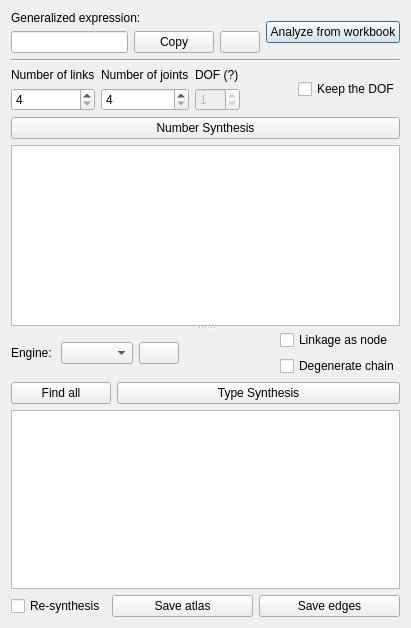
Before: the Qt Designer form core/synthesis/NumberAndTypeSynthesis/Permutations.ui in KmolYuan/Pyslvs-UI, drawn with Qt 5.
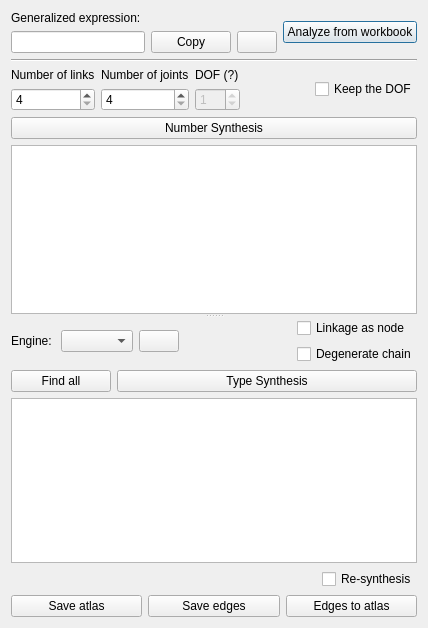
After: the same form once the commit is applied. Icons and pictures are not drawn.

Commit message: Edges to atlas function.

```diff
--- a/core/synthesis/NumberAndTypeSynthesis/Permutations.ui
+++ b/core/synthesis/NumberAndTypeSynthesis/Permutations.ui
@@ -6,7 +6,7 @@
    <rect>
     <x>0</x>
     <y>0</y>
-    <width>411</width>
+    <width>428</width>
     <height>628</height>
    </rect>
   </property>
@@ -308,20 +308,31 @@
         </widget>
        </item>
        <item>
-        <layout class="QHBoxLayout" name="horizontalLayout_6">
+        <layout class="QHBoxLayout" name="horizontalLayout_7">
+         <item>
+          <spacer name="horizontalSpacer_3">
+           <property name="orientation">
+            <enum>Qt::Horizontal</enum>
+           </property>
+           <property name="sizeHint" stdset="0">
+            <size>
+             <width>40</width>
+             <height>20</height>
+            </size>
+           </property>
+          </spacer>
+         </item>
          <item>
           <widget class="QCheckBox" name="save_edges_auto">
-           <property name="sizePolicy">
-            <sizepolicy hsizetype="Fixed" vsizetype="Fixed">
-             <horstretch>0</horstretch>
-             <verstretch>0</verstretch>
-            </sizepolicy>
-           </property>
            <property name="text">
             <string>Re-synthesis</string>
            </property>
           </widget>
          </item>
+        </layout>
+       </item>
+       <item>
+        <layout class="QHBoxLayout" name="horizontalLayout_6">
          <item>
           <widget class="QPushButton" name="save_atlas">
            <property name="text">
@@ -344,6 +355,17 @@
            </property>
           </widget>
          </item>
+         <item>
+          <widget class="QPushButton" name="Edges_to_altas">
+           <property name="text">
+            <string>Edges to atlas</string>
+           </property>
+           <property name="icon">
+            <iconset resource="../../../icons.qrc">
+             <normaloff>:/icons/picture.png</normaloff>:/icons/picture.png</iconset>
+           </property>
+          </widget>
+         </item>
         </layout>
        </item>
       </layout>
```
The commit also changes 2 other files.
